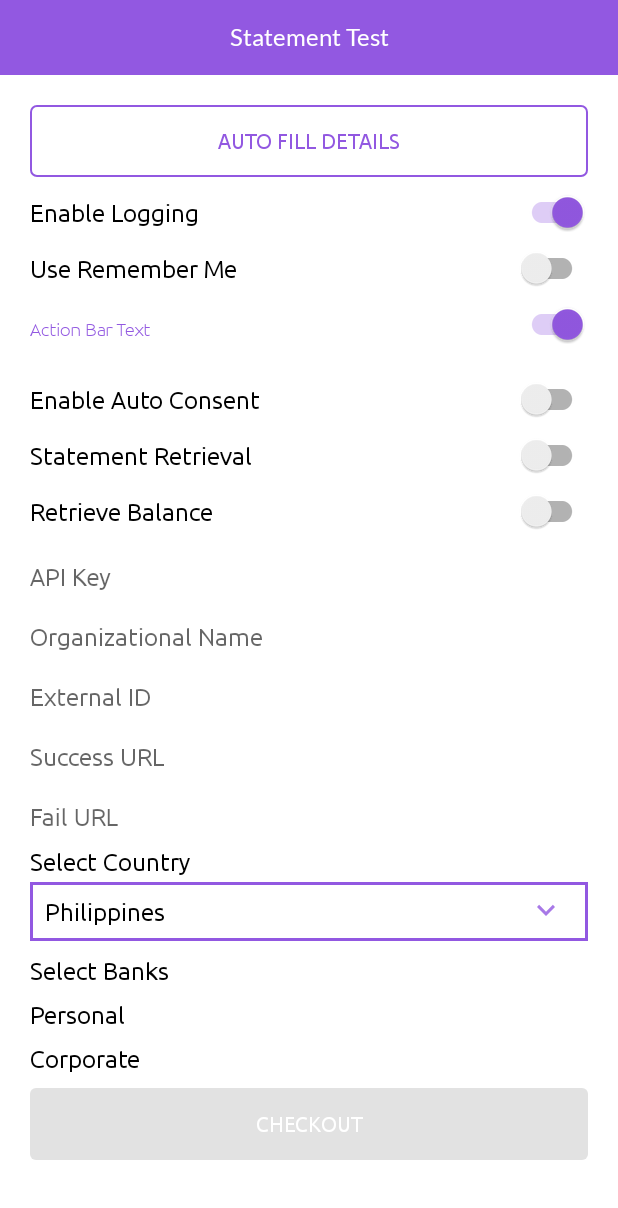
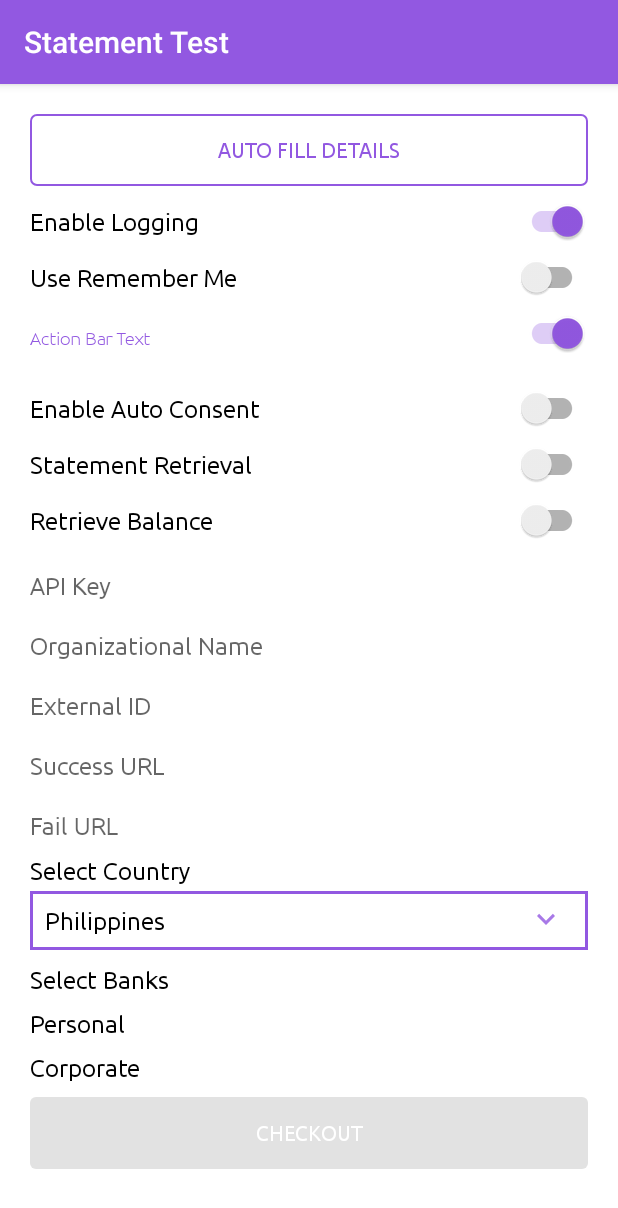
Before and after one commit to brankas/core-sdk-android-sample, an Android app: the screen it shows after launch (MainActivity), on a phone screen of 412 x 824 dp. Shown: the top 1208 px of the screen. Run offline under Robolectric (Android 15) with nearby library versions, the phone set to English and light mode, and no system bars; our stand-ins replace RxJava; libraries missing offline, so code that uses them is left out: com.jakewharton.rxbinding4, tap.model, tap.model.balance, tap.model.statement, tap.request.statement; pictures from the network do not load; 7 statements that could not run were skipped.

Commit message:
Updated Statement Tap Version to 4.1.0

```diff
--- a/app/build.gradle
+++ b/app/build.gradle
@@ -80,7 +80,7 @@ dependencies {
     implementation 'io.reactivex.rxjava3:rxandroid:3.0.0'
 
     implementation "androidx.security:security-crypto:1.1.0-alpha03"
-    implementation "com.brankas.tap:statement-tap:4.0.0"
+    implementation "com.brankas.tap:statement-tap:4.1.0"
 
     //only for nv-barcode-vision
     implementation ("com.google.android.gms:play-services-vision:20.1.3"){
--- a/app/src/main/res/layout/activity_main.xml
+++ b/app/src/main/res/layout/activity_main.xml
@@ -7,16 +7,6 @@
     android:orientation="vertical"
     android:background="@android:color/white"
     tools:context=".activity.MainActivity">
-
-    <TextView
-        android:layout_width="match_parent"
-        android:layout_height="@dimen/dp_50"
-        android:text="@string/app_name"
-        android:gravity="center"
-        android:background="@color/colorPrimary"
-        android:textColor="@android:color/white"
-        android:fontFamily="@font/lato_regular"
-        android:textSize="@dimen/sp_16"/>
 
     <androidx.core.widget.NestedScrollView
         android:id="@+id/scrollView"
--- a/app/src/main/res/values/styles.xml
+++ b/app/src/main/res/values/styles.xml
@@ -1,6 +1,6 @@
 <resources>
     <!-- Base application theme. -->
-    <style name="AppTheme" parent="Theme.AppCompat.Light.NoActionBar">
+    <style name="AppTheme" parent="Theme.AppCompat.Light.DarkActionBar">
         <!-- Customize your theme here. -->
         <item name="colorPrimary">@color/colorPrimary</item>
         <item name="colorPrimaryDark">@color/colorPrimaryDark</item>
```
Also changed, not shown: 9 other files.
